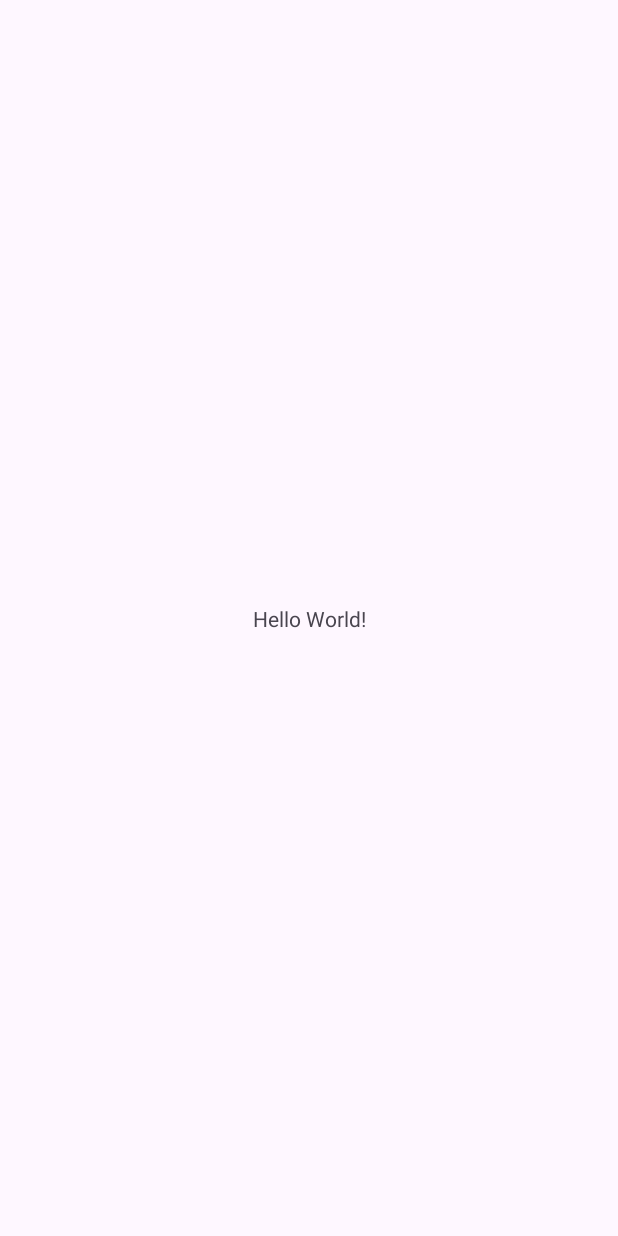
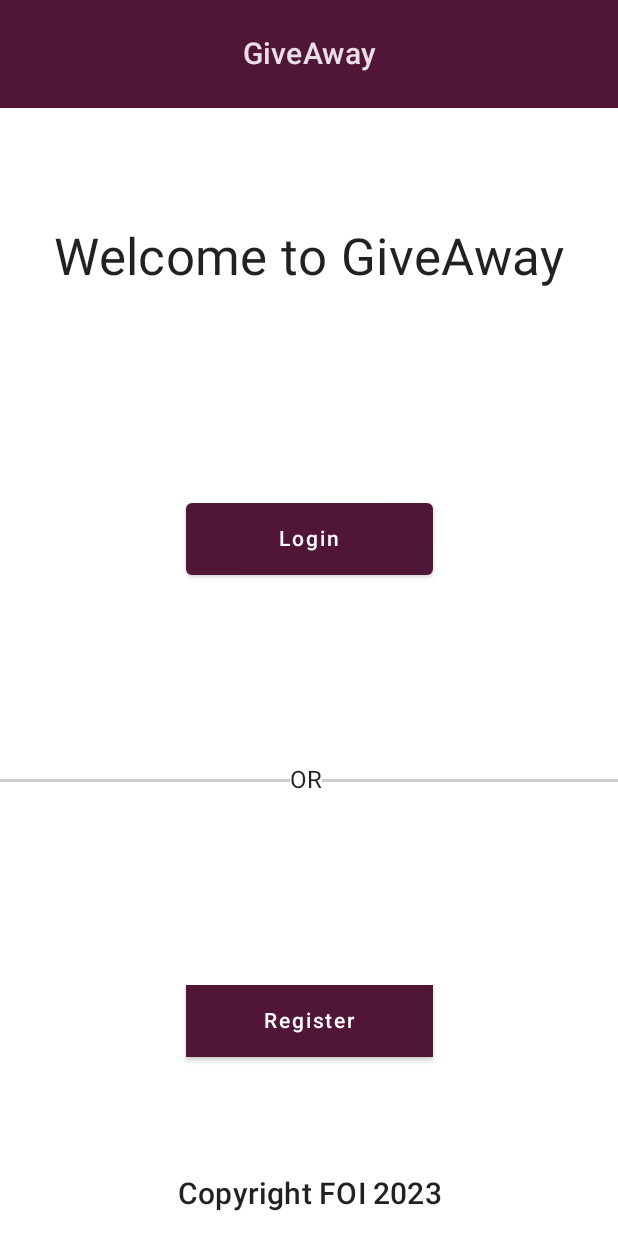
Before and after one commit to AIR-FOI-HR/AIR2226, an Android app built with Jetpack Compose: the screen it shows after launch (MainActivity), on a phone screen of 412 x 824 dp. Before the commit the screen is almost empty. Run offline under Robolectric (Android 15) with nearby library versions, the phone set to English and light mode, and no system bars.

Commit message:
Initialize login/registration screen structure

```diff
--- a/Android/app/src/main/AndroidManifest.xml
+++ b/Android/app/src/main/AndroidManifest.xml
@@ -11,10 +11,12 @@
         android:roundIcon="@mipmap/ic_launcher_round"
         android:supportsRtl="true"
         android:theme="@style/Theme.GiveAway"
+        android:usesCleartextTraffic="true"
         tools:targetApi="31">
         <activity
             android:name=".MainActivity"
-            android:exported="true">
+            android:exported="true"
+            android:theme="@style/Theme.GiveAway">
             <intent-filter>
                 <action android:name="android.intent.action.MAIN" />
 
--- a/Android/app/src/main/java/hr/foi/air/giveaway/MainActivity.kt
+++ b/Android/app/src/main/java/hr/foi/air/giveaway/MainActivity.kt
@@ -2,10 +2,52 @@ package hr.foi.air.giveaway
 
 import androidx.appcompat.app.AppCompatActivity
 import android.os.Bundle
+import androidx.activity.ComponentActivity
+import androidx.activity.compose.setContent
+import androidx.compose.foundation.layout.fillMaxSize
+import androidx.compose.material.MaterialTheme
+import androidx.compose.material.Surface
+import androidx.compose.ui.Modifier
+import androidx.navigation.compose.NavHost
+import androidx.navigation.compose.composable
+import androidx.navigation.compose.rememberNavController
+import hr.foi.air.giveaway.navigation.components.EntryPage
+import hr.foi.air.giveaway.ui.theme.AppTheme
 
-class MainActivity : AppCompatActivity() {
+class MainActivity : ComponentActivity() {
     override fun onCreate(savedInstanceState: Bundle?) {
         super.onCreate(savedInstanceState)
         setContentView(R.layout.activity_main)
+
+        setContent {
+            AppTheme {
+                Surface(modifier = Modifier.fillMaxSize(), color = MaterialTheme.colors.background) {
+                    val navController = rememberNavController()
+
+                    NavHost(navController, startDestination = "entry") {
+                        composable("entry") {
+                            EntryPage(
+                                onLoginButtonClick = {
+                                    navController.navigate("login")
+                                },
+                                onRegistrationButtonClick = {
+                                    navController.navigate("register")
+                                }
+                            )
+                        }
+                        composable("login") {
+
+                        }
+                        composable("register") {
+
+                        }
+                    }
+                }
+
+            }
+
+        }
+
+
     }
 }
--- /dev/null
+++ b/Android/app/src/main/java/hr/foi/air/giveaway/navigation/components/EntryPage.kt
@@ -0,0 +1,97 @@
+package hr.foi.air.giveaway.navigation.components
+
+import androidx.compose.foundation.layout.*
+import androidx.compose.material.*
+import androidx.compose.runtime.Composable
+import androidx.compose.ui.Alignment
+import androidx.compose.ui.Modifier
+import androidx.compose.ui.graphics.Color
+import androidx.compose.ui.text.style.TextAlign
+import androidx.compose.ui.tooling.preview.Preview
+import androidx.compose.ui.unit.dp
+import hr.foi.air.giveaway.ui.theme.Shapes
+
+@Composable
+fun EntryPage(
+    onLoginButtonClick: () -> Unit,
+    onRegistrationButtonClick: () -> Unit,
+) {
+    Scaffold(
+        topBar = {
+            Surface(color = MaterialTheme.colors.primaryVariant, modifier = Modifier.fillMaxWidth()) {
+                Text(
+                    text = "GiveAway",
+                    style = MaterialTheme.typography.h6,
+                    modifier = Modifier
+                        .padding(vertical = 24.dp)
+                        .fillMaxWidth(),
+                    textAlign = TextAlign.Center,
+                )
+            }
+        },
+        bottomBar = {
+            Text(
+                text = "Copyright FOI 2023",
+                style = MaterialTheme.typography.h6,
+                modifier = Modifier
+                    .padding(vertical = 16.dp)
+                    .fillMaxWidth(),
+                textAlign = TextAlign.Center,
+            )
+        }
+    ) {
+        Column(
+            modifier = Modifier
+                .fillMaxWidth()
+                .fillMaxHeight()
+                .padding(it),
+            horizontalAlignment = Alignment.CenterHorizontally,
+            verticalArrangement = Arrangement.SpaceAround,
+        ) {
+            Text(
+                text = "Welcome to GiveAway",
+                style = MaterialTheme.typography.h4,
+                modifier = Modifier.padding(vertical = 16.dp)
+            )
+
+            Button(
+                onClick = onLoginButtonClick,
+                modifier = Modifier
+                    .fillMaxWidth(0.4f)
+                    .defaultMinSize(minWidth = 80.dp)
+                    .height(48.dp),
+                colors = ButtonDefaults.buttonColors(backgroundColor = MaterialTheme.colors.primaryVariant)
+            ) {
+                Text("Login", color = Color.White)
+            }
+
+            Row(
+                modifier = Modifier.fillMaxWidth(),
+                verticalAlignment = Alignment.CenterVertically,
+                horizontalArrangement = Arrangement.Center
+            ) {
+                Divider(modifier = Modifier.fillMaxWidth(0.47f), color = Color.LightGray, thickness = 2.dp)
+                Text("OR")
+                Divider(modifier = Modifier.fillMaxWidth(), color = Color.LightGray, thickness = 2.dp)
+            }
+
+            Button(
+                onClick = onRegistrationButtonClick,
+                modifier = Modifier
+                    .fillMaxWidth(0.4f)
+                    .defaultMinSize(minWidth = 80.dp)
+                    .height(48.dp),
+                colors = ButtonDefaults.buttonColors(backgroundColor = MaterialTheme.colors.primaryVariant),
+                shape = Shapes.large
+            ) {
+                Text("Register", color = Color.White)
+            }
+       }
+    }
+}
+
+@Preview
+@Composable
+fun EntryPagePreview() {
+    EntryPage({}, {})
+}
--- /dev/null
+++ b/Android/app/src/main/java/hr/foi/air/giveaway/ui/theme/Color.kt
@@ -0,0 +1,9 @@
+package hr.foi.air.giveaway.ui.theme
+
+import androidx.compose.ui.graphics.Color
+
+val primary = Color(255, 0, 106, 141)
+val foiPrimary = Color(206, 0, 61, 255)
+val accentDark = Color(255, 87, 34, 255)
+val accentLight = Color(255, 193, 7, 255)
+val aseColor = Color(0xFF501537)
--- /dev/null
+++ b/Android/app/src/main/java/hr/foi/air/giveaway/ui/theme/Shape.kt
@@ -0,0 +1,11 @@
+package hr.foi.air.giveaway.ui.theme
+
+import androidx.compose.foundation.shape.RoundedCornerShape
+import androidx.compose.material.Shapes
+import androidx.compose.ui.unit.dp
+
+val Shapes = Shapes(
+    small = RoundedCornerShape(4.dp),
+    medium = RoundedCornerShape(4.dp),
+    large = RoundedCornerShape(0.dp)
+)
--- /dev/null
+++ b/Android/app/src/main/java/hr/foi/air/giveaway/ui/theme/Theme.kt
@@ -0,0 +1,35 @@
+package hr.foi.air.giveaway.ui.theme
+
+import androidx.compose.foundation.isSystemInDarkTheme
+import androidx.compose.material.MaterialTheme
+import androidx.compose.material.darkColors
+import androidx.compose.material.lightColors
+import androidx.compose.runtime.Composable
+
+private val DarkColorPalette = darkColors(
+    primary = primary,
+    primaryVariant = aseColor,
+    secondary = accentDark
+)
+
+private val LightColorPalette = lightColors(
+    primary = foiPrimary,
+    primaryVariant = aseColor,
+    secondary = accentLight
+)
+
+@Composable
+fun AppTheme(darkTheme: Boolean = isSystemInDarkTheme(), content: @Composable () -> Unit) {
+    val colors = if (darkTheme) {
+        DarkColorPalette
+    } else {
+        LightColorPalette
+    }
+
+    MaterialTheme(
+        colors = colors,
+        typography = Typography,
+        shapes = Shapes,
+        content = content
+    )
+}
--- /dev/null
+++ b/Android/app/src/main/java/hr/foi/air/giveaway/ui/theme/Type.kt
@@ -0,0 +1,28 @@
+package hr.foi.air.giveaway.ui.theme
+
+import androidx.compose.material.Typography
+import androidx.compose.ui.text.TextStyle
+import androidx.compose.ui.text.font.FontFamily
+import androidx.compose.ui.text.font.FontWeight
+import androidx.compose.ui.unit.sp
+
+// Set of Material typography styles to start with
+val Typography = Typography(
+    body1 = TextStyle(
+        fontFamily = FontFamily.Default,
+        fontWeight = FontWeight.Normal,
+        fontSize = 16.sp
+    )
+    /* Other default text styles to override
+    button = TextStyle(
+        fontFamily = FontFamily.Default,
+        fontWeight = FontWeight.W500,
+        fontSize = 14.sp
+    ),
+    caption = TextStyle(
+        fontFamily = FontFamily.Default,
+        fontWeight = FontWeight.Normal,
+        fontSize = 12.sp
+    )
+    */
+)
--- a/Android/app/src/main/res/values/colors.xml
+++ b/Android/app/src/main/res/values/colors.xml
@@ -1,5 +1,9 @@
 <?xml version="1.0" encoding="utf-8"?>
 <resources>
+    <color name="color_primary">#FFFFFFFF</color>
+    <color name="color_primary_dark">#FFFFFFFF</color>
+    <color name="color_accent">#FFFFFFFF</color>
     <color name="black">#FF000000</color>
     <color name="white">#FFFFFFFF</color>
+    <color name="bordo">#800000</color>
 </resources>
--- a/Android/app/src/main/res/values/themes.xml
+++ b/Android/app/src/main/res/values/themes.xml
@@ -1,8 +1,9 @@
 <resources xmlns:tools="http://schemas.android.com/tools">
     <!-- Base application theme. -->
     <style name="Base.Theme.GiveAway" parent="Theme.Material3.DayNight.NoActionBar">
-        <!-- Customize your light theme here. -->
-        <!-- <item name="colorPrimary">@color/my_light_primary</item> -->
+        <item name="colorPrimary">@color/color_primary</item>
+        <item name="colorSecondary">@color/color_accent</item>
+        <item name="android:statusBarColor">?attr/colorPrimary</item>
     </style>
 
     <style name="Theme.GiveAway" parent="Base.Theme.GiveAway" />
--- a/Android/build.gradle.kts
+++ b/Android/build.gradle.kts
@@ -1,5 +1,7 @@
 // Top-level build file where you can add configuration options common to all sub-projects/modules.
 plugins {
     id("com.android.application") version "8.1.3" apply false
+    id("com.android.library") version "8.1.3" apply false
     id("org.jetbrains.kotlin.android") version "1.9.0" apply false
+
 }
```
Also changed, not shown: Android/app/build.gradle.kts (+27 -2 lines), Android/app/src/main/java/hr/foi/air/giveaway/ui/components/Buttons.kt (added, +30 -0 lines), Android/app/src/main/java/hr/foi/air/giveaway/ui/components/TextFields.kt (added, +51 -0 lines).
